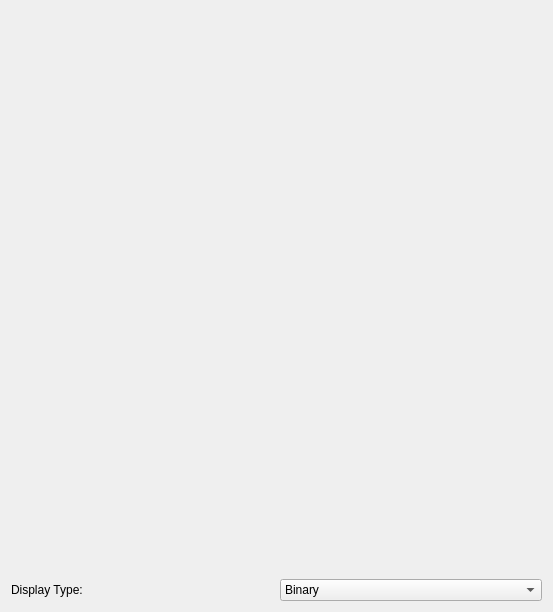
Above: src/ui/register_table/register_container.ui from asishreddymallu/Atlas before the change. Below: the same form after it.
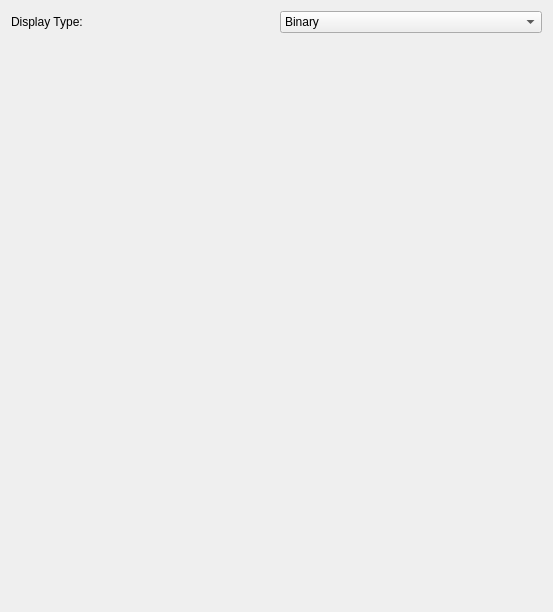
That is the form after the change.

Commit message: feat(ui): controls above the data, and a byte order for the Double Word column

Diff of the .ui file:
```diff
--- a/src/ui/register_table/register_container.ui
+++ b/src/ui/register_table/register_container.ui
@@ -14,7 +14,14 @@
    <string>Form</string>
   </property>
   <layout class="QGridLayout" name="gridLayout">
-   <item row="1" column="1">
+   <item row="0" column="0">
+    <widget class="QLabel" name="label">
+     <property name="text">
+      <string>Display Type:</string>
+     </property>
+    </widget>
+   </item>
+   <item row="0" column="1">
     <widget class="QComboBox" name="displayType">
      <item>
       <property name="text">
@@ -33,14 +40,7 @@
      </item>
     </widget>
    </item>
-   <item row="1" column="0">
-    <widget class="QLabel" name="label">
-     <property name="text">
-      <string>Display Type:</string>
-     </property>
-    </widget>
-   </item>
-   <item row="0" column="0" colspan="2">
+   <item row="1" column="0" colspan="2">
     <widget class="QWidget" name="sectionsContainer"/>
    </item>
   </layout>
```
The commit also changes 6 other files.
